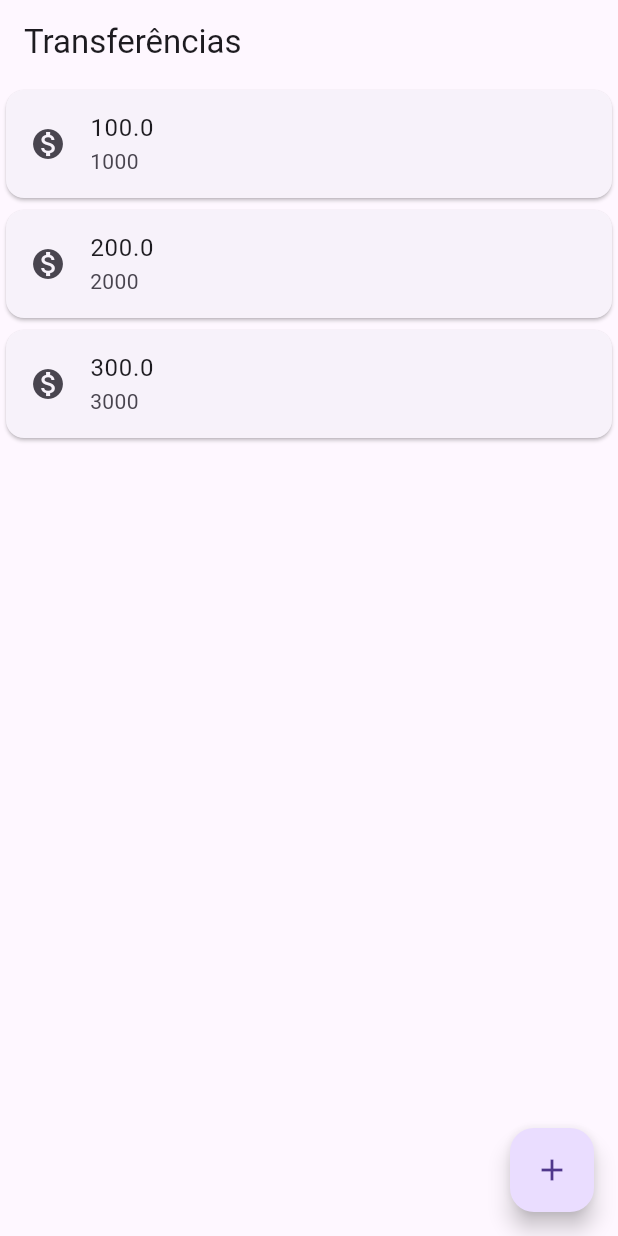
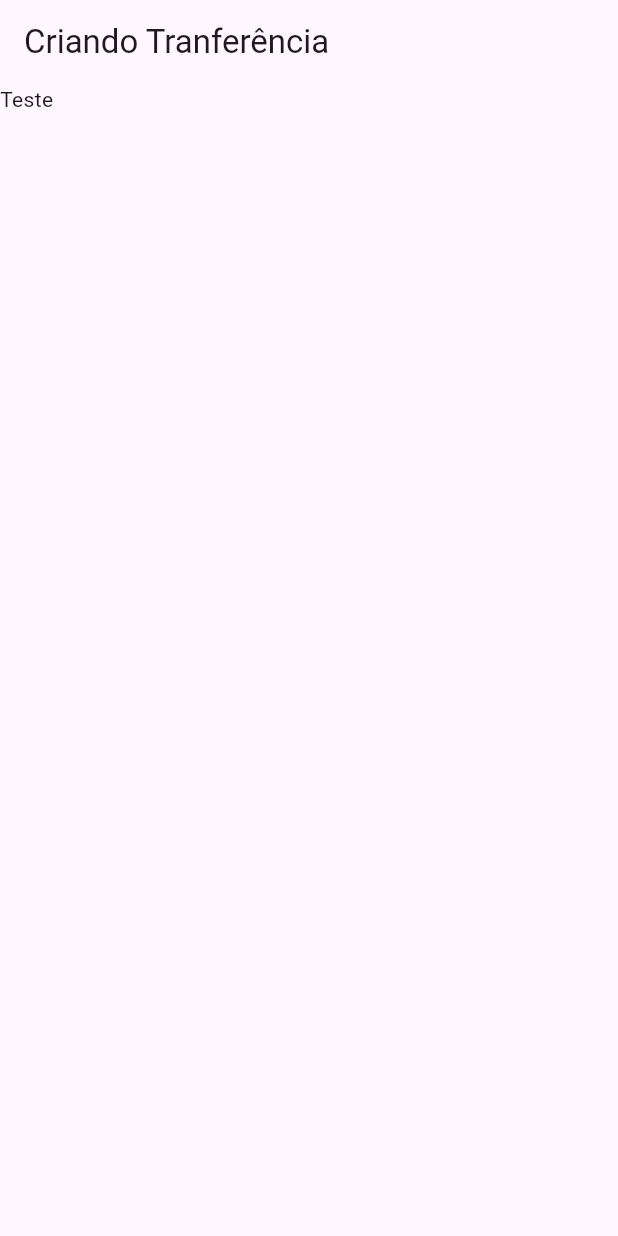
Before and after one commit to juliomendes160/alura, a Flutter app: the screen it shows after launch, on a phone screen of 412 x 824 dp. Run offline on Flutter 3.47's test engine with Material 3 defaults, Android fonts, the phone set to English and light mode, and no system bars.

Commit message:
3.1 Conhecendo o hot reload

```diff
--- a/bytebank/lib/main.dart
+++ b/bytebank/lib/main.dart
@@ -1,26 +1,47 @@
 import 'package:flutter/material.dart';
 
-void main() => runApp(MaterialApp(
+void main() => runApp(BytebankApp());
+
+class BytebankApp extends StatelessWidget {
+  @override
+  Widget build(BuildContext context) {
+    return MaterialApp(
       home: Scaffold(
-        body: ListaTransferencias(),
+        body: FormularioTransferencia(),
+      ),
+    );
+  }
+}
+
+class FormularioTransferencia extends StatelessWidget {
+  @override
+  Widget build(BuildContext context) {
+    return Scaffold(
       appBar: AppBar(
-          title: Text('Transferências'),
+        title: Text('Criando Tranferência'),
       ),
-        floatingActionButton: FloatingActionButton(
-          child: Icon(Icons.add),
-        ),
-      ),
-    ));
+      body: Text('Teste'),
+    );
+  }
+}
 
 class ListaTransferencias extends StatelessWidget {
   @override
   Widget build(BuildContext context) {
-    return Column(
+    return Scaffold(
+      appBar: AppBar(
+        title: Text('Transferências'),
+      ),
+      body: Column(
         children: <Widget>[
           ItemTransferencia(Transferencia(100.0, 1000)),
           ItemTransferencia(Transferencia(200.0, 2000)),
           ItemTransferencia(Transferencia(300.0, 3000)),
         ],
+      ),
+      floatingActionButton: FloatingActionButton(
+        child: Icon(Icons.add),
+      ),
     );
   }
 }
```
Lines whose indentation alone changed are shown as unchanged.
